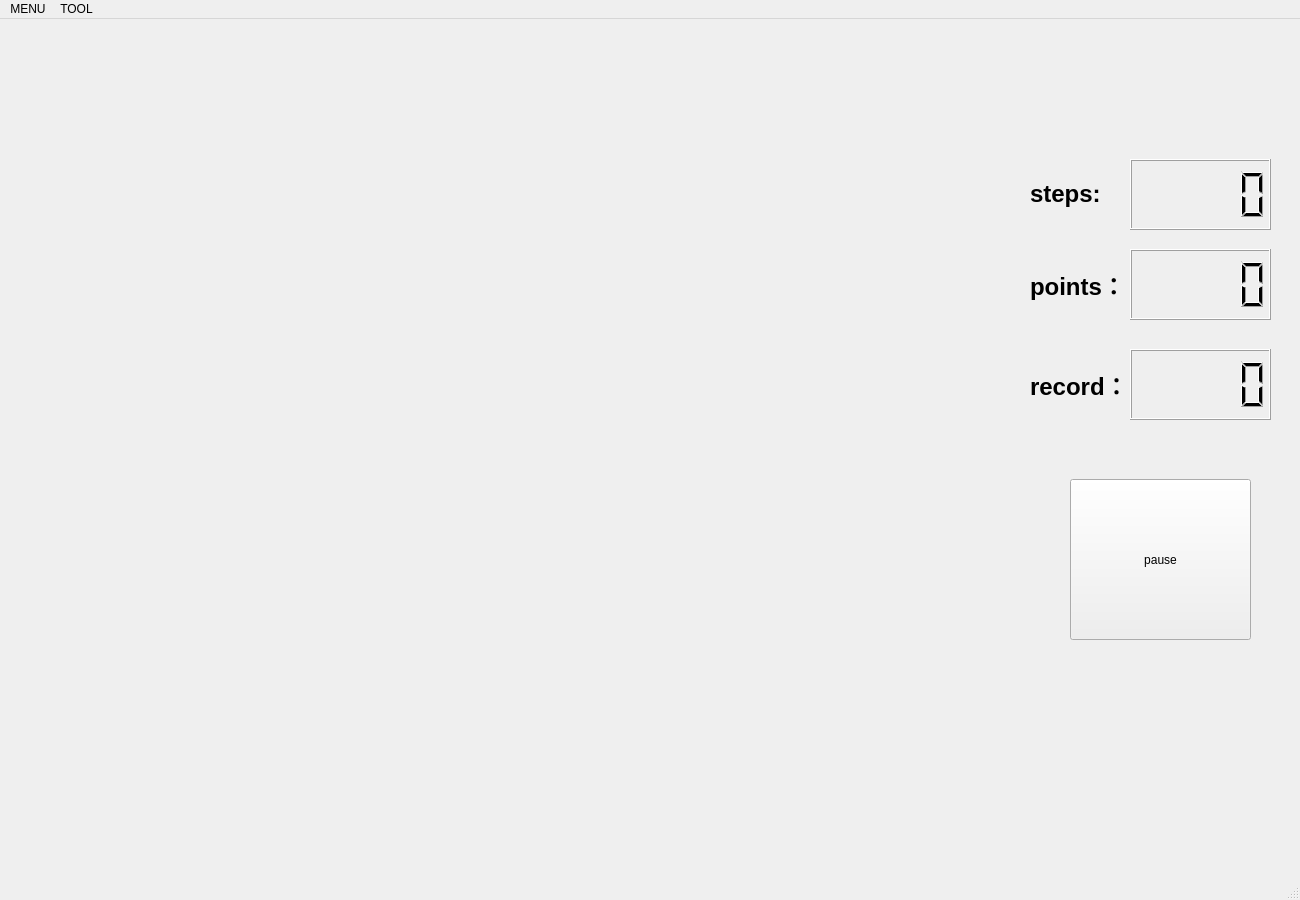
This is mainwindow.ui in LeBronJamesGOAT/eat_papersnake as Qt 5 draws it before an edit. The edited form follows.
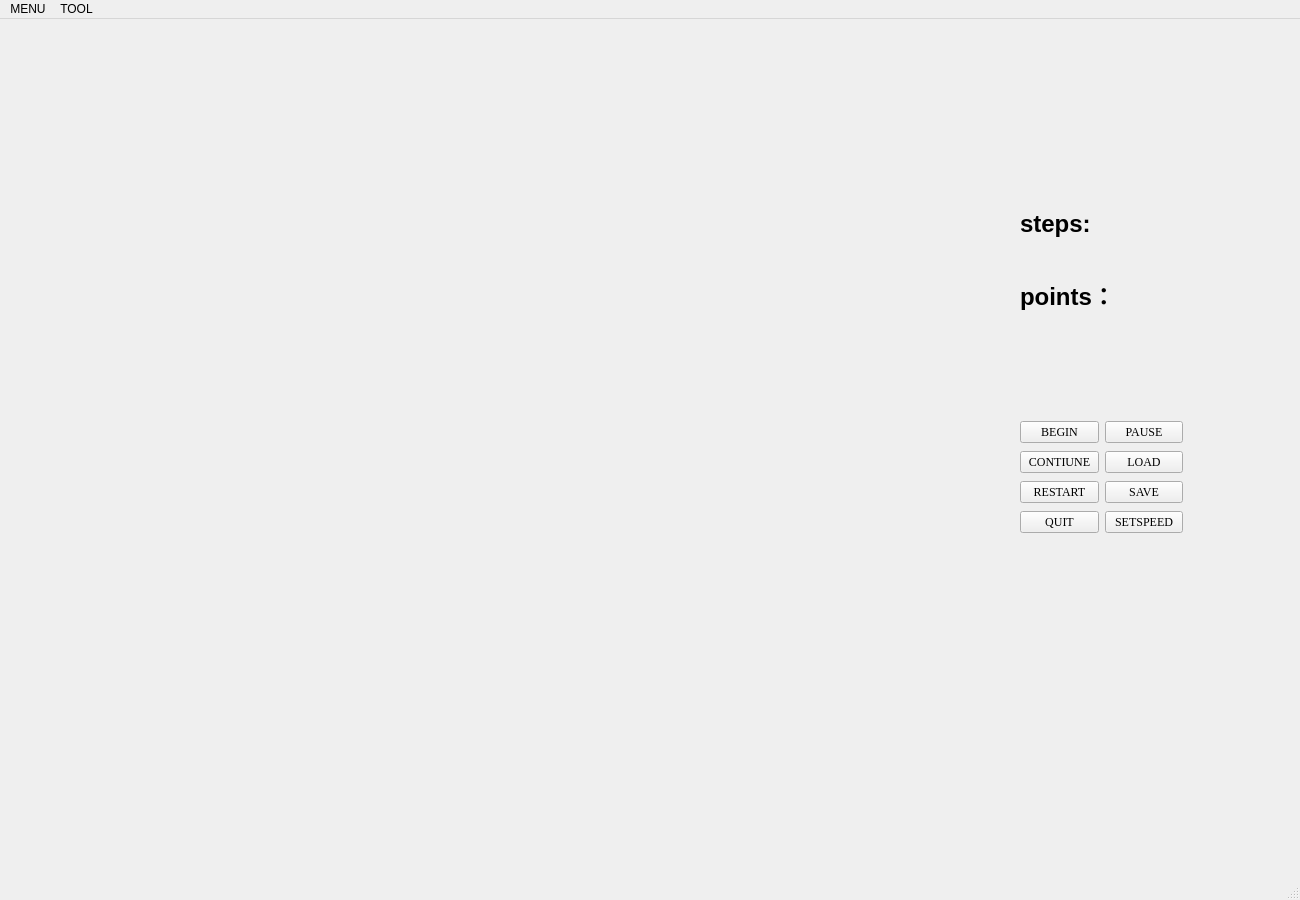
This is the edited form. Icons and pictures are not drawn.

Diff of the .ui file:
```diff
--- a/mainwindow.ui
+++ b/mainwindow.ui
@@ -2,6 +2,9 @@
 <ui version="4.0">
  <class>MainWindow</class>
  <widget class="QMainWindow" name="MainWindow">
+  <property name="enabled">
+   <bool>true</bool>
+  </property>
   <property name="geometry">
    <rect>
     <x>0</x>
@@ -45,22 +48,12 @@
      <bool>false</bool>
     </property>
    </widget>
-   <widget class="QLCDNumber" name="lcdNumber">
-    <property name="geometry">
-     <rect>
-      <x>1130</x>
-      <y>140</y>
-      <width>141</width>
-      <height>71</height>
-     </rect>
-    </property>
-   </widget>
    <widget class="QLabel" name="label_2">
     <property name="geometry">
      <rect>
-      <x>1030</x>
-      <y>140</y>
-      <width>101</width>
+      <x>1020</x>
+      <y>170</y>
+      <width>251</width>
       <height>71</height>
      </rect>
     </property>
@@ -71,9 +64,9 @@
    <widget class="QLabel" name="label_3">
     <property name="geometry">
      <rect>
-      <x>1030</x>
-      <y>230</y>
-      <width>101</width>
+      <x>1020</x>
+      <y>240</y>
+      <width>261</width>
       <height>71</height>
      </rect>
     </property>
@@ -81,57 +74,137 @@
      <string>&lt;html&gt;&lt;head/&gt;&lt;body&gt;&lt;h1 style=&quot; margin-top:18px; margin-bottom:12px; margin-left:0px; margin-right:0px; -qt-block-indent:0; text-indent:0px;&quot;&gt;&lt;span style=&quot; font-size:xx-large; font-weight:600;&quot;&gt;points：&lt;/span&gt;&lt;/h1&gt;&lt;/body&gt;&lt;/html&gt;</string>
     </property>
    </widget>
-   <widget class="QLCDNumber" name="lcdNumber_2">
+   <widget class="QWidget" name="">
     <property name="geometry">
      <rect>
-      <x>1130</x>
-      <y>230</y>
-      <width>141</width>
-      <height>71</height>
+      <x>1020</x>
+      <y>400</y>
+      <width>163</width>
+      <height>120</height>
      </rect>
     </property>
-   </widget>
-   <widget class="QLabel" name="label_4">
-    <property name="geometry">
-     <rect>
-      <x>1030</x>
-      <y>330</y>
-      <width>101</width>
-      <height>71</height>
-     </rect>
+    <property name="font">
+     <font>
+      <family>Times New Roman</family>
+     </font>
     </property>
-    <property name="text">
-     <string>&lt;html&gt;&lt;head/&gt;&lt;body&gt;&lt;h1 style=&quot; margin-top:18px; margin-bottom:12px; margin-left:0px; margin-right:0px; -qt-block-indent:0; text-indent:0px;&quot;&gt;&lt;span style=&quot; font-size:xx-large; font-weight:600;&quot;&gt;record：&lt;/span&gt;&lt;/h1&gt;&lt;/body&gt;&lt;/html&gt;</string>
-    </property>
-   </widget>
-   <widget class="QLCDNumber" name="lcdNumber_3">
-    <property name="geometry">
-     <rect>
-      <x>1130</x>
-      <y>330</y>
-      <width>141</width>
-      <height>71</height>
-     </rect>
-    </property>
-   </widget>
-   <widget class="QPushButton" name="pushButton">
-    <property name="geometry">
-     <rect>
-      <x>1070</x>
-      <y>460</y>
-      <width>181</width>
-      <height>161</height>
-     </rect>
-    </property>
-    <property name="text">
-     <string>pause</string>
-    </property>
-    <property name="iconSize">
-     <size>
-      <width>30</width>
-      <height>30</height>
-     </size>
-    </property>
+    <layout class="QGridLayout" name="gridLayout">
+     <item row="0" column="0">
+      <widget class="QPushButton" name="pushButton">
+       <property name="font">
+        <font>
+         <family>Times New Roman</family>
+        </font>
+       </property>
+       <property name="focusPolicy">
+        <enum>Qt::NoFocus</enum>
+       </property>
+       <property name="text">
+        <string>BEGIN</string>
+       </property>
+      </widget>
+     </item>
+     <item row="0" column="1">
+      <widget class="QPushButton" name="pushButton_5">
+       <property name="font">
+        <font>
+         <family>Times New Roman</family>
+        </font>
+       </property>
+       <property name="focusPolicy">
+        <enum>Qt::NoFocus</enum>
+       </property>
+       <property name="text">
+        <string>PAUSE</string>
+       </property>
+      </widget>
+     </item>
+     <item row="1" column="0">
+      <widget class="QPushButton" name="pushButton_2">
+       <property name="font">
+        <font>
+         <family>Times New Roman</family>
+        </font>
+       </property>
+       <property name="focusPolicy">
+        <enum>Qt::NoFocus</enum>
+       </property>
+       <property name="text">
+        <string>CONTIUNE</string>
+       </property>
+      </widget>
+     </item>
+     <item row="1" column="1">
+      <widget class="QPushButton" name="pushButton_6">
+       <property name="font">
+        <font>
+         <family>Times New Roman</family>
+        </font>
+       </property>
+       <property name="focusPolicy">
+        <enum>Qt::NoFocus</enum>
+       </property>
+       <property name="text">
+        <string>LOAD</string>
+       </property>
+      </widget>
+     </item>
+     <item row="2" column="0">
+      <widget class="QPushButton" name="pushButton_4">
+       <property name="font">
+        <font>
+         <family>Times New Roman</family>
+        </font>
+       </property>
+       <property name="focusPolicy">
+        <enum>Qt::NoFocus</enum>
+       </property>
+       <property name="text">
+        <string>RESTART</string>
+       </property>
+      </widget>
+     </item>
+     <item row="2" column="1">
+      <widget class="QPushButton" name="pushButton_7">
+       <property name="font">
+        <font>
+         <family>Times New Roman</family>
+        </font>
+       </property>
+       <property name="focusPolicy">
+        <enum>Qt::NoFocus</enum>
+       </property>
+       <property name="text">
+        <string>SAVE</string>
+       </property>
+      </widget>
+     </item>
+     <item row="3" column="0">
+      <widget class="QPushButton" name="pushButton_3">
+       <property name="font">
+        <font>
+         <family>Times New Roman</family>
+        </font>
+       </property>
+       <property name="focusPolicy">
+        <enum>Qt::NoFocus</enum>
+       </property>
+       <property name="text">
+        <string>QUIT</string>
+       </property>
+      </widget>
+     </item>
+     <item row="3" column="1">
+      <widget class="QPushButton" name="pushButton_8">
+       <property name="focusPolicy">
+        <enum>Qt::NoFocus</enum>
+       </property>
+       <property name="text">
+        <string>SETSPEED</string>
+       </property>
+      </widget>
+     </item>
+    </layout>
    </widget>
   </widget>
   <widget class="QMenuBar" name="menubar">
```
Left out of the diff: 3 changed lines with no effect on the pictures.
